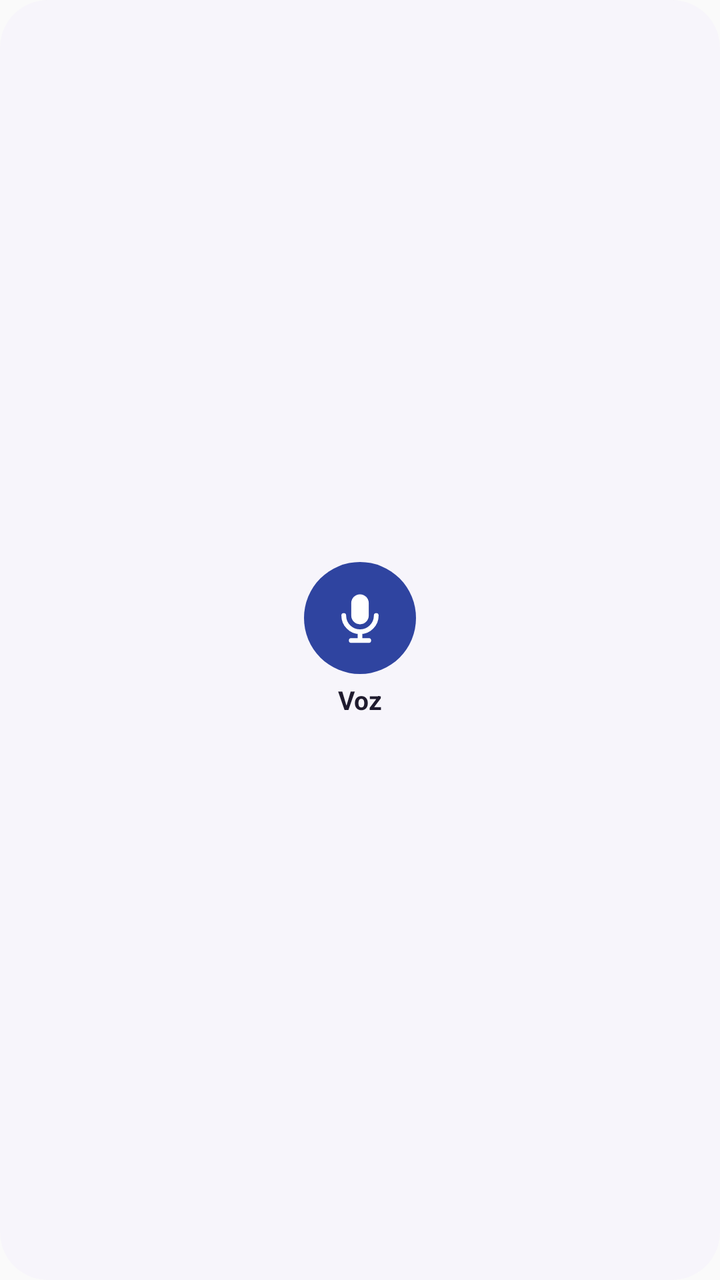
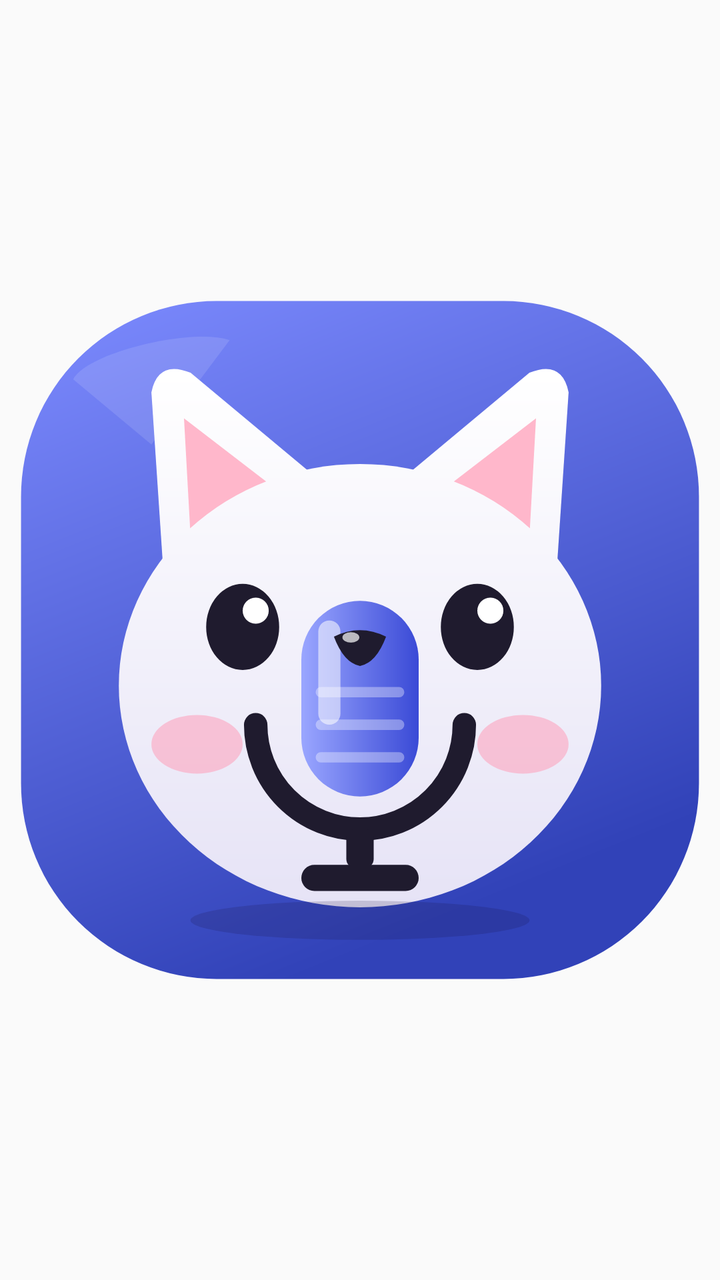

Screens rendered from an Android XML layout before and after an edit, with the pre-edit source and the edit as a unified diff.
<!-- AndroidManifest.xml: application theme AppTheme -->
<!-- res/layout/widget_mic.xml -->
<?xml version="1.0" encoding="utf-8"?>
<LinearLayout xmlns:android="http://schemas.android.com/apk/res/android"
    android:id="@+id/widget_root"
    android:layout_width="match_parent" android:layout_height="match_parent"
    android:background="@drawable/widget_bg"
    android:gravity="center" android:orientation="vertical" android:padding="8dp">
    <FrameLayout android:layout_width="56dp" android:layout_height="56dp" android:background="@drawable/widget_mic_bg">
        <ImageView android:id="@+id/mic_icon" android:layout_width="30dp" android:layout_height="30dp" android:layout_gravity="center"
            android:src="@drawable/ic_widget_mic" android:tint="@color/widget_on_primary" android:contentDescription="@string/voice_label"/>
    </FrameLayout>
    <TextView android:id="@+id/mic_label" android:layout_width="wrap_content" android:layout_height="wrap_content" android:layout_marginTop="4dp"
        android:text="@string/voice_short" android:textColor="@color/widget_ink" android:textSize="13sp" android:textStyle="bold" android:maxLines="1"/>
</LinearLayout>
<!-- resources referenced by this layout -->
<resources>
  <color name="widget_ink">#1F1B2E</color>
  <color name="widget_on_primary">#FFFFFF</color>
  <!-- drawable ic_widget_mic (drawable) -->
  <vector xmlns:android="http://schemas.android.com/apk/res/android"
      android:width="24dp" android:height="24dp" android:viewportWidth="24" android:viewportHeight="24">
      <path android:fillColor="#FFFFFFFF" android:pathData="M12,2.5a3.5,3.5 0,0 1,3.5 3.5v5a3.5,3.5 0,0 1,-7 0v-5A3.5,3.5 0,0 1,12 2.5z"/>
      <path android:strokeColor="#FFFFFFFF" android:strokeWidth="1.9" android:strokeLineCap="round" android:fillColor="#00000000"
          android:pathData="M5.5,11a6.5,6.5 0,0 0,13 0M12,17.5V21M8.5,21h7"/>
  </vector>
  <!-- drawable widget_bg (drawable) -->
  <?xml version="1.0" encoding="utf-8"?>
  <shape xmlns:android="http://schemas.android.com/apk/res/android" android:shape="rectangle">
      <solid android:color="@color/widget_bg"/>
      <corners android:radius="24dp"/>
  </shape>
  <!-- drawable widget_mic_bg (drawable) -->
  <?xml version="1.0" encoding="utf-8"?>
  <shape xmlns:android="http://schemas.android.com/apk/res/android" android:shape="oval">
      <solid android:color="@color/widget_primary"/>
  </shape>
  <string name="voice_label">Anotar por voz</string>
  <string name="voice_short">Voz</string>
  <style name="AppTheme" parent="Theme.AppCompat.Light.DarkActionBar">
          
          <item name="colorPrimary">@color/colorPrimary</item>
          <item name="colorPrimaryDark">@color/colorPrimaryDark</item>
          <item name="colorAccent">@color/colorAccent</item>
      </style>
  <color name="widget_bg">#F7F5FB</color>
  <color name="widget_primary">#2F44A0</color>
</resources>

<!-- the commit's change to res/layout/widget_mic.xml (unified diff, before → after) -->
@@ -1,13 +1,9 @@
 <?xml version="1.0" encoding="utf-8"?>
-<LinearLayout xmlns:android="http://schemas.android.com/apk/res/android"
+<FrameLayout xmlns:android="http://schemas.android.com/apk/res/android"
     android:id="@+id/widget_root"
     android:layout_width="match_parent" android:layout_height="match_parent"
-    android:background="@drawable/widget_bg"
-    android:gravity="center" android:orientation="vertical" android:padding="8dp">
-    <FrameLayout android:layout_width="56dp" android:layout_height="56dp" android:background="@drawable/widget_mic_bg">
-        <ImageView android:id="@+id/mic_icon" android:layout_width="30dp" android:layout_height="30dp" android:layout_gravity="center"
-            android:src="@drawable/ic_widget_mic" android:tint="@color/widget_on_primary" android:contentDescription="@string/voice_label"/>
-    </FrameLayout>
-    <TextView android:id="@+id/mic_label" android:layout_width="wrap_content" android:layout_height="wrap_content" android:layout_marginTop="4dp"
-        android:text="@string/voice_short" android:textColor="@color/widget_ink" android:textSize="13sp" android:textStyle="bold" android:maxLines="1"/>
-</LinearLayout>
+    android:padding="4dp">
+    <ImageView android:id="@+id/mic_icon" android:layout_width="match_parent" android:layout_height="match_parent"
+        android:layout_gravity="center" android:scaleType="fitCenter" android:adjustViewBounds="true"
+        android:src="@drawable/ic_voice_face" android:contentDescription="@string/voice_label"/>
+</FrameLayout>
<!-- resource entries referenced after the edit -->
@@ -1,34 +1,12 @@
 <!-- resources referenced by this layout -->
 <resources>
-  <color name="widget_ink">#1F1B2E</color>
-  <color name="widget_on_primary">#FFFFFF</color>
-  <!-- drawable ic_widget_mic (drawable) -->
-  <vector xmlns:android="http://schemas.android.com/apk/res/android"
-      android:width="24dp" android:height="24dp" android:viewportWidth="24" android:viewportHeight="24">
-      <path android:fillColor="#FFFFFFFF" android:pathData="M12,2.5a3.5,3.5 0,0 1,3.5 3.5v5a3.5,3.5 0,0 1,-7 0v-5A3.5,3.5 0,0 1,12 2.5z"/>
-      <path android:strokeColor="#FFFFFFFF" android:strokeWidth="1.9" android:strokeLineCap="round" android:fillColor="#00000000"
-          android:pathData="M5.5,11a6.5,6.5 0,0 0,13 0M12,17.5V21M8.5,21h7"/>
-  </vector>
-  <!-- drawable widget_bg (drawable) -->
-  <?xml version="1.0" encoding="utf-8"?>
-  <shape xmlns:android="http://schemas.android.com/apk/res/android" android:shape="rectangle">
-      <solid android:color="@color/widget_bg"/>
-      <corners android:radius="24dp"/>
-  </shape>
-  <!-- drawable widget_mic_bg (drawable) -->
-  <?xml version="1.0" encoding="utf-8"?>
-  <shape xmlns:android="http://schemas.android.com/apk/res/android" android:shape="oval">
-      <solid android:color="@color/widget_primary"/>
-  </shape>
+  <!-- drawable ic_voice_face: vector/xml drawable (drawable, 4263 chars, omitted) -->
   <string name="voice_label">Anotar por voz</string>
-  <string name="voice_short">Voz</string>
   <style name="AppTheme" parent="Theme.AppCompat.Light.DarkActionBar">
           
           <item name="colorPrimary">@color/colorPrimary</item>
           <item name="colorPrimaryDark">@color/colorPrimaryDark</item>
           <item name="colorAccent">@color/colorAccent</item>
       </style>
-  <color name="widget_bg">#F7F5FB</color>
-  <color name="widget_primary">#2F44A0</color>
 </resources>
 
